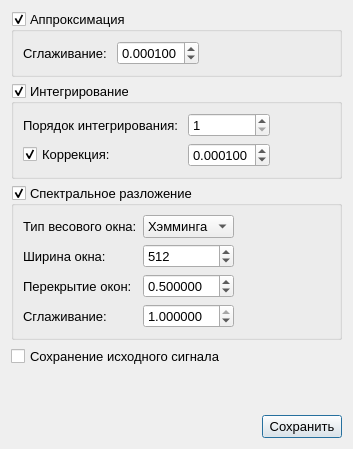
The window that gui/SignalCharacteristicsWindow.ui (Qinterfly/EvalSig) describes before a commit, drawn with Qt 5.
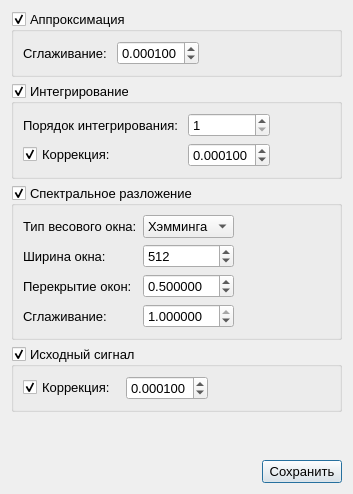
The same window after the commit.

Commit message: v1.0. Добавлена корректировка исходного сигнала и аппроксимация спектров. Добавлена возможность интерполяции цветовых карт

Patch:
```diff
--- a/gui/SignalCharacteristicsWindow.ui
+++ b/gui/SignalCharacteristicsWindow.ui
@@ -10,7 +10,7 @@
     <x>0</x>
     <y>0</y>
     <width>353</width>
-    <height>449</height>
+    <height>494</height>
    </rect>
   </property>
   <property name="sizePolicy">
@@ -335,21 +335,55 @@
     </widget>
    </item>
    <item>
-    <layout class="QGridLayout" name="gridLayoutSaveChoosedSignal">
-     <item row="0" column="0">
-      <widget class="QCheckBox" name="checkBoxSaveChoosedSignal">
-       <property name="sizePolicy">
-        <sizepolicy hsizetype="Minimum" vsizetype="Minimum">
-         <horstretch>0</horstretch>
-         <verstretch>0</verstretch>
-        </sizepolicy>
-       </property>
-       <property name="text">
-        <string>Сохранение исходного сигнала</string>
-       </property>
-      </widget>
-     </item>
-    </layout>
+    <widget class="QGroupBox" name="groupBoxChoosedSignal">
+     <property name="title">
+      <string>Исходный сигнал</string>
+     </property>
+     <property name="checkable">
+      <bool>true</bool>
+     </property>
+     <layout class="QGridLayout" name="gridLayout_5">
+      <item row="0" column="2">
+       <spacer name="horizontalSpacerChoosedSignal">
+        <property name="orientation">
+         <enum>Qt::Horizontal</enum>
+        </property>
+        <property name="sizeHint" stdset="0">
+         <size>
+          <width>40</width>
+          <height>20</height>
+         </size>
+        </property>
+       </spacer>
+      </item>
+      <item row="0" column="1">
+       <widget class="QDoubleSpinBox" name="spinBoxChoosedSignalCorrectionFactor">
+        <property name="decimals">
+         <number>6</number>
+        </property>
+        <property name="maximum">
+         <double>1.000000000000000</double>
+        </property>
+        <property name="stepType">
+         <enum>QAbstractSpinBox::AdaptiveDecimalStepType</enum>
+        </property>
+        <property name="value">
+         <double>0.000100000000000</double>
+        </property>
+       </widget>
+      </item>
+      <item row="0" column="0">
+       <widget class="QCheckBox" name="checkBoxChoosedSignalCorrectionFactor">
+        <property name="text">
+         <string>Коррекция: </string>
+        </property>
+        <property name="checked">
+         <bool>true</bool>
+        </property>
+       </widget>
+      </item>
+     </layout>
+    </widget>
    </item>
    <item>
     <spacer name="verticalSpacer">
```
Left out of the diff: 2 changed lines with no effect on the pictures. The commit also changes 12 other files.
